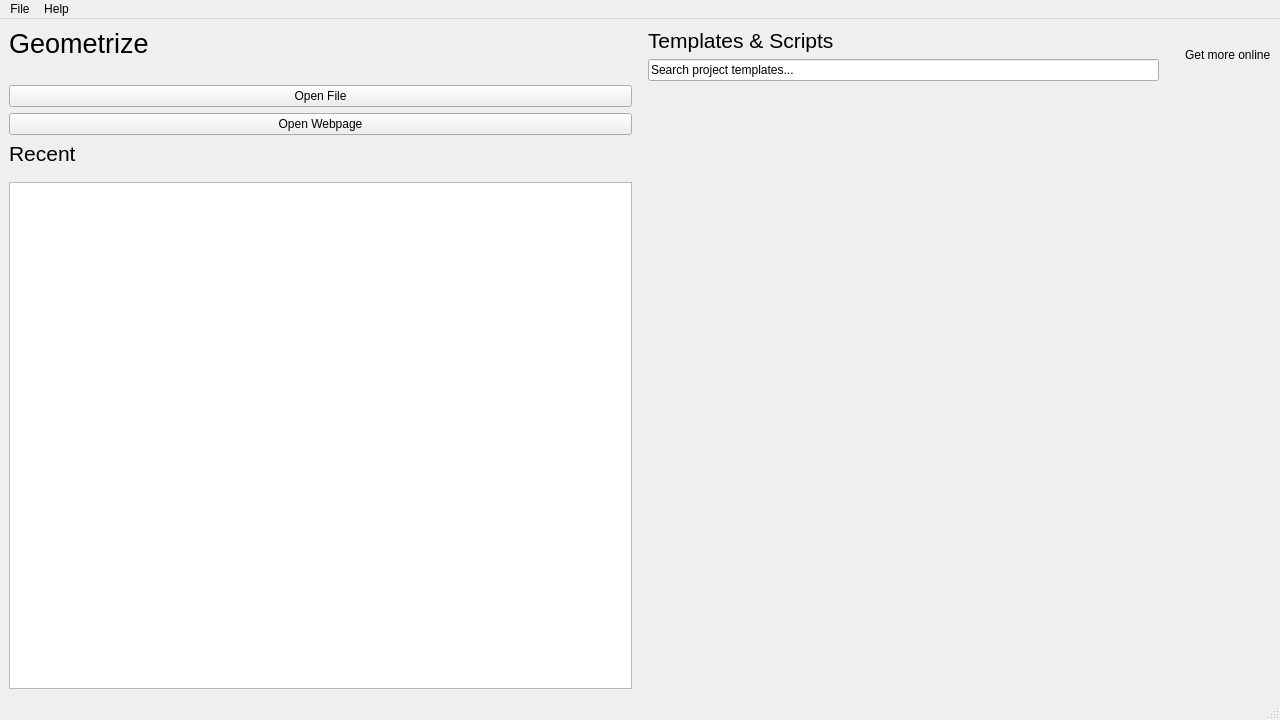
Qt form Geometrize/dialog/launchwindow.ui (Tw1ddle/geometrize) before a commit.
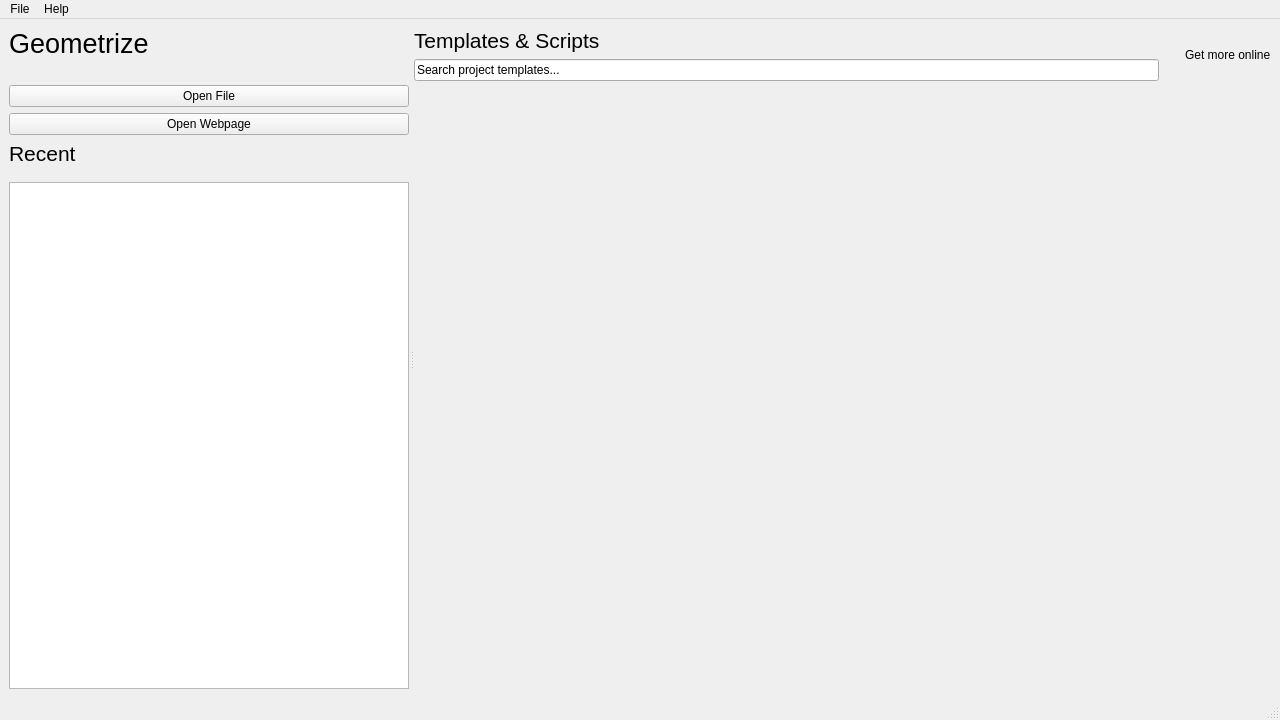
The same form after that commit. Custom widgets are drawn as their Qt base class.

Commit message: Start adding command line parser, add splitter to launcher widget, other minor tweaks

```diff
--- a/Geometrize/dialog/launchwindow.ui
+++ b/Geometrize/dialog/launchwindow.ui
@@ -31,8 +31,44 @@
   <widget class="QWidget" name="centralwidget">
    <layout class="QHBoxLayout" name="horizontalLayout_2">
     <item>
-     <layout class="QHBoxLayout" name="horizontalLayout">
-      <item>
+     <widget class="QSplitter" name="centralsplitter">
+      <property name="sizePolicy">
+       <sizepolicy hsizetype="Preferred" vsizetype="Preferred">
+        <horstretch>0</horstretch>
+        <verstretch>0</verstretch>
+       </sizepolicy>
+      </property>
+      <property name="frameShape">
+       <enum>QFrame::NoFrame</enum>
+      </property>
+      <property name="frameShadow">
+       <enum>QFrame::Plain</enum>
+      </property>
+      <property name="orientation">
+       <enum>Qt::Horizontal</enum>
+      </property>
+      <property name="opaqueResize">
+       <bool>true</bool>
+      </property>
+      <property name="handleWidth">
+       <number>5</number>
+      </property>
+      <property name="childrenCollapsible">
+       <bool>false</bool>
+      </property>
+      <widget class="QWidget" name="recentsWidget" native="true">
+       <property name="sizePolicy">
+        <sizepolicy hsizetype="Preferred" vsizetype="Preferred">
+         <horstretch>0</horstretch>
+         <verstretch>0</verstretch>
+        </sizepolicy>
+       </property>
+       <property name="minimumSize">
+        <size>
+         <width>400</width>
+         <height>0</height>
+        </size>
+       </property>
        <layout class="QVBoxLayout" name="recentsLayout">
         <item>
          <widget class="QLabel" name="geometrizeTitle">
@@ -134,24 +170,20 @@
          </widget>
         </item>
        </layout>
-      </item>
-      <item>
-       <spacer name="horizontalSpacer">
-        <property name="orientation">
-         <enum>Qt::Horizontal</enum>
-        </property>
-        <property name="sizeType">
-         <enum>QSizePolicy::Fixed</enum>
-        </property>
-        <property name="sizeHint" stdset="0">
-         <size>
-          <width>10</width>
-          <height>10</height>
-         </size>
-        </property>
-       </spacer>
-      </item>
-      <item>
+      </widget>
+      <widget class="QWidget" name="templatesWidget" native="true">
+       <property name="sizePolicy">
+        <sizepolicy hsizetype="Preferred" vsizetype="Preferred">
+         <horstretch>1</horstretch>
+         <verstretch>0</verstretch>
+        </sizepolicy>
+       </property>
+       <property name="minimumSize">
+        <size>
+         <width>600</width>
+         <height>0</height>
+        </size>
+       </property>
        <layout class="QVBoxLayout" name="templatesLayout">
         <item>
          <layout class="QHBoxLayout" name="horizontalLayout_3">
@@ -248,8 +280,8 @@
             <rect>
              <x>0</x>
              <y>0</y>
-             <width>622</width>
-             <height>597</height>
+             <width>851</width>
+             <height>589</height>
             </rect>
            </property>
            <zorder></zorder>
@@ -257,8 +289,8 @@
          </widget>
         </item>
        </layout>
-      </item>
-     </layout>
+      </widget>
+     </widget>
     </item>
    </layout>
   </widget>
```
Left out of the diff: 3 changed lines with no effect on the pictures. The commit also changes 8 other files.
